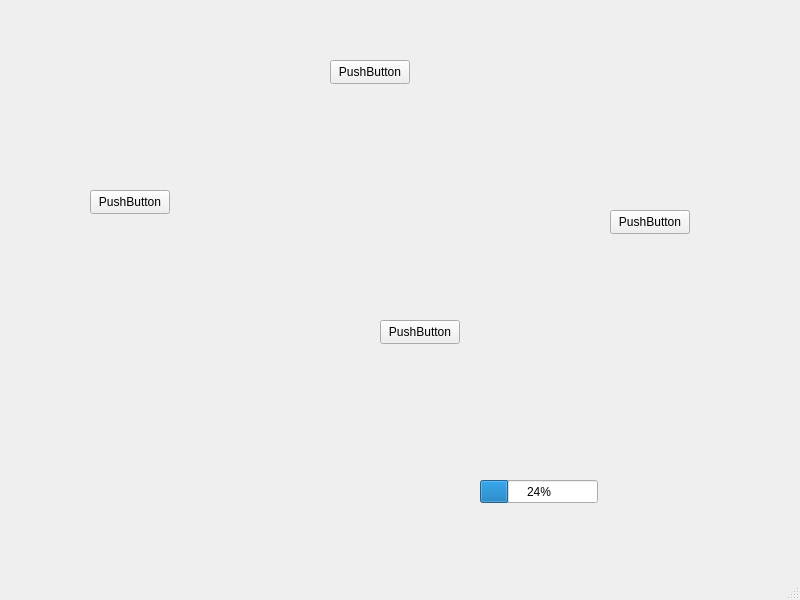
Above: mainwindow.ui from PainBenit/Wifibot before the change. Below: the same form after it.
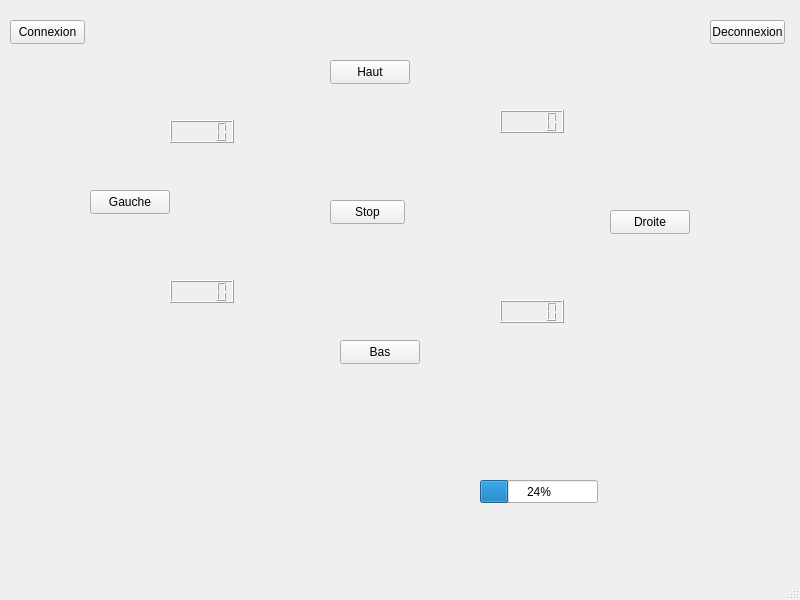
That is the form after the change.

What changed in the file:
```diff
--- a/mainwindow.ui
+++ b/mainwindow.ui
@@ -24,7 +24,10 @@
      </rect>
     </property>
     <property name="text">
-     <string>PushButton</string>
+     <string>Haut</string>
+    </property>
+    <property name="shortcut">
+     <string>Up</string>
     </property>
    </widget>
    <widget class="QPushButton" name="pushButton_2">
@@ -37,20 +40,26 @@
      </rect>
     </property>
     <property name="text">
-     <string>PushButton</string>
+     <string>Droite</string>
+    </property>
+    <property name="shortcut">
+     <string>Right</string>
     </property>
    </widget>
    <widget class="QPushButton" name="pushButton_3">
     <property name="geometry">
      <rect>
-      <x>380</x>
-      <y>320</y>
+      <x>340</x>
+      <y>340</y>
       <width>80</width>
       <height>24</height>
      </rect>
     </property>
     <property name="text">
-     <string>PushButton</string>
+     <string>Bas</string>
+    </property>
+    <property name="shortcut">
+     <string>Down</string>
     </property>
    </widget>
    <widget class="QPushButton" name="pushButton_4">
@@ -63,7 +72,10 @@
      </rect>
     </property>
     <property name="text">
-     <string>PushButton</string>
+     <string>Gauche</string>
+    </property>
+    <property name="shortcut">
+     <string>Left</string>
     </property>
    </widget>
    <widget class="QProgressBar" name="Batterie">
@@ -82,6 +94,85 @@
      <number>24</number>
     </property>
    </widget>
+   <widget class="QPushButton" name="Connexion">
+    <property name="geometry">
+     <rect>
+      <x>10</x>
+      <y>20</y>
+      <width>75</width>
+      <height>24</height>
+     </rect>
+    </property>
+    <property name="text">
+     <string>Connexion</string>
+    </property>
+   </widget>
+   <widget class="QPushButton" name="Deconnexion">
+    <property name="geometry">
+     <rect>
+      <x>710</x>
+      <y>20</y>
+      <width>75</width>
+      <height>24</height>
+     </rect>
+    </property>
+    <property name="text">
+     <string>Deconnexion</string>
+    </property>
+   </widget>
+   <widget class="QLCDNumber" name="L1">
+    <property name="geometry">
+     <rect>
+      <x>170</x>
+      <y>120</y>
+      <width>64</width>
+      <height>23</height>
+     </rect>
+    </property>
+   </widget>
+   <widget class="QPushButton" name="Stop">
+    <property name="geometry">
+     <rect>
+      <x>330</x>
+      <y>200</y>
+      <width>75</width>
+      <height>24</height>
+     </rect>
+    </property>
+    <property name="text">
+     <string>Stop</string>
+    </property>
+   </widget>
+   <widget class="QLCDNumber" name="R1">
+    <property name="geometry">
+     <rect>
+      <x>500</x>
+      <y>110</y>
+      <width>64</width>
+      <height>23</height>
+     </rect>
+    </property>
+   </widget>
+   <widget class="QLCDNumber" name="R2">
+    <property name="geometry">
+     <rect>
+      <x>500</x>
+      <y>300</y>
+      <width>64</width>
+      <height>23</height>
+     </rect>
+    </property>
+   </widget>
+   <widget class="QLCDNumber" name="L2">
+    <property name="geometry">
+     <rect>
+      <x>170</x>
+      <y>280</y>
+      <width>64</width>
+      <height>23</height>
+     </rect>
+    </property>
+   </widget>
   </widget>
   <widget class="QMenuBar" name="menubar">
    <property name="geometry">
```
Left out of the diff: 8 changed lines with no effect on the pictures.
